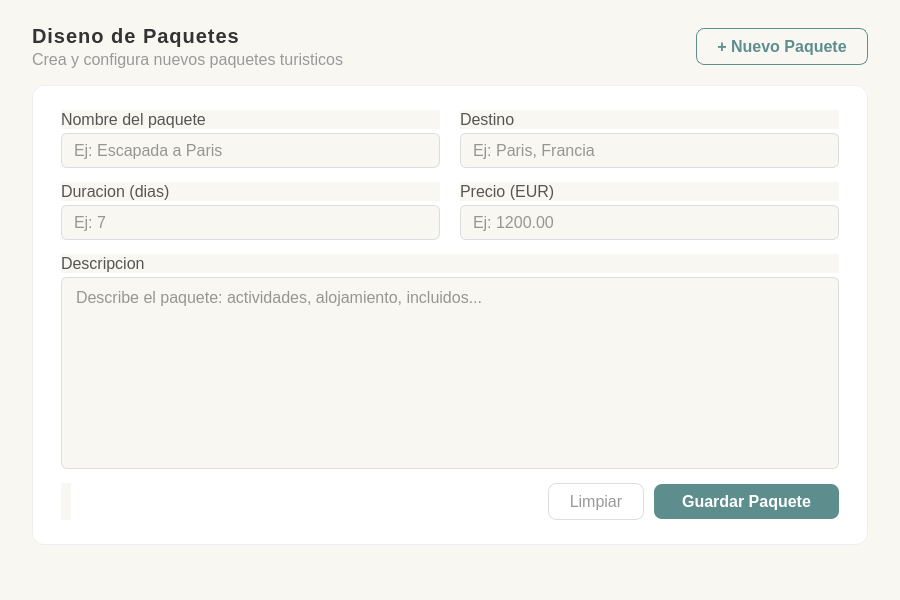
The window that src/vista/ui/vistaDiseno.ui (laraanton/InSo) describes before a commit, drawn with Qt 5.
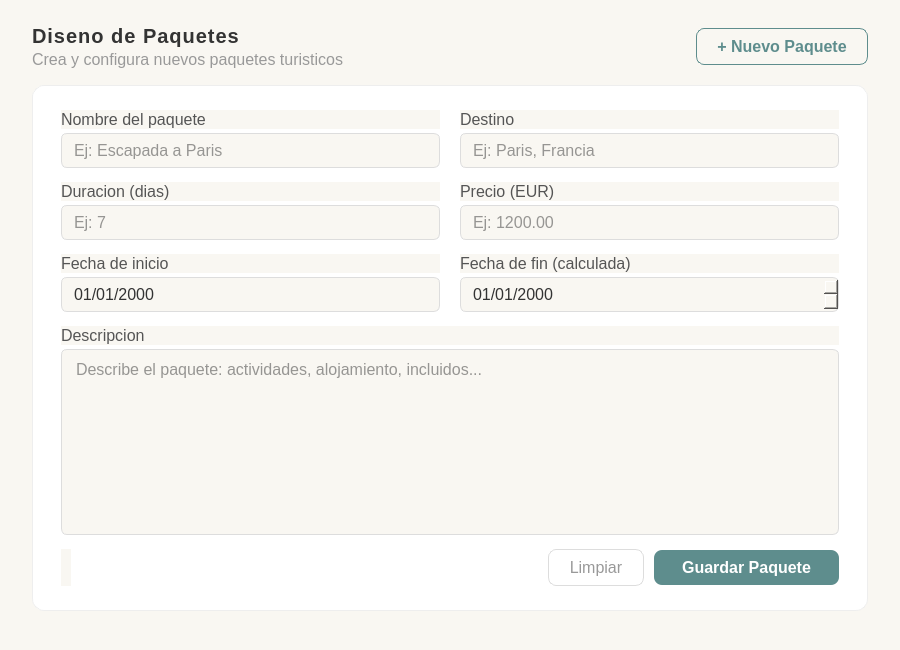
The same window after the commit.

Commit message:
actualizar diseño calculando fecha
Increased font sizes for various UI elements and adjusted layout properties for better spacing and alignment.

Diff of the .ui file:
```diff
--- a/src/vista/ui/vistaDiseno.ui
+++ b/src/vista/ui/vistaDiseno.ui
@@ -3,7 +3,7 @@
  <class>VentanaDiseno</class>
  <widget class="QWidget" name="VentanaDiseno">
   <property name="geometry">
-   <rect><x>0</x><y>0</y><width>900</width><height>600</height></rect>
+   <rect><x>0</x><y>0</y><width>900</width><height>650</height></rect>
   </property>
   <property name="styleSheet">
    <string notr="true">
@@ -18,7 +18,7 @@
     letter-spacing: 1px;
 }
 QLabel#lblSeccionSub {
-    font-size: 11px;
+    font-size: 16px;
     color: #999999;
 }
 QFrame#formCard {
@@ -27,27 +27,30 @@
     border: 1px solid #eeeeee;
 }
 QLabel {
-    font-size: 11px;
+    font-size: 16px;
     color: #555555;
 }
-QLineEdit, QTextEdit {
+QLineEdit, QTextEdit, QDateEdit {
     background-color: #f9f7f2;
     border: 1px solid #dddddd;
     border-radius: 6px;
     padding: 6px 10px;
-    font-size: 11px;
+    font-size: 16px;
     color: #333333;
 }
 QLineEdit:focus, QTextEdit:focus {
     border: 1px solid #5e8d8d;
     background-color: #ffffff;
 }
+QDateEdit::drop-down {
+    border: none;
+}
 QPushButton#btnNuevoPaquete {
     background-color: transparent;
     border: 1px solid #5e8d8d;
     border-radius: 8px;
     padding: 8px 20px;
-    font-size: 11px;
+    font-size: 16px;
     font-weight: bold;
     color: #5e8d8d;
 }
@@ -60,7 +63,7 @@
     border: none;
     border-radius: 8px;
     padding: 8px 28px;
-    font-size: 11px;
+    font-size: 16px;
     font-weight: bold;
     color: white;
 }
@@ -72,7 +75,7 @@
     border: 1px solid #dddddd;
     border-radius: 8px;
     padding: 8px 20px;
-    font-size: 11px;
+    font-size: 16px;
     color: #999999;
 }
 QPushButton#btnLimpiar:hover {
@@ -80,17 +83,9 @@
     color: #e05252;
 }
 QLabel#lblEstado {
-    font-size: 11px;
+    font-size: 16px;
     font-weight: bold;
 }
-QLabel#lblSeccionTitulo { font-size: 20px; }  /* se queda igual */
-QLabel#lblSeccionSub { font-size: 16px; }      /* era 11px */
-QLabel { font-size: 16px; }                    /* era 11px */
-QLineEdit, QTextEdit { font-size: 16px; }      /* era 11px */
-QPushButton#btnNuevoPaquete { font-size: 16px; } /* era 11px */
-QPushButton#btnGuardar { font-size: 16px; }    /* era 11px */
-QPushButton#btnLimpiar { font-size: 16px; }    /* era 11px */
-QLabel#lblEstado { font-size: 16px; }          /* era 11px */
    </string>
   </property>
 
@@ -219,6 +214,46 @@
        </layout>
       </item>
 
+      <!-- Fila 3: Fecha inicio + Fecha fin (calculada) -->
+      <item>
+       <layout class="QHBoxLayout" name="fila3">
+        <property name="spacing"><number>20</number></property>
+        <item>
+         <layout class="QVBoxLayout">
+          <property name="spacing"><number>4</number></property>
+          <item>
+           <widget class="QLabel" name="lblFechaIni">
+            <property name="text"><string>Fecha de inicio</string></property>
+           </widget>
+          </item>
+          <item>
+           <widget class="QDateEdit" name="inputFechaIni">
+            <property name="calendarPopup"><bool>true</bool></property>
+            <property name="displayFormat"><string>dd/MM/yyyy</string></property>
+           </widget>
+          </item>
+         </layout>
+        </item>
+        <item>
+         <layout class="QVBoxLayout">
+          <property name="spacing"><number>4</number></property>
+          <item>
+           <widget class="QLabel" name="lblFechaFin">
+            <property name="text"><string>Fecha de fin (calculada)</string></property>
+           </widget>
+          </item>
+          <item>
+           <widget class="QDateEdit" name="inputFechaFin">
+            <property name="calendarPopup"><bool>false</bool></property>
+            <property name="displayFormat"><string>dd/MM/yyyy</string></property>
+            <property name="readOnly"><bool>true</bool></property>
+           </widget>
+          </item>
+         </layout>
+        </item>
+       </layout>
+      </item>
+
       <!-- Descripcion -->
       <item>
        <layout class="QVBoxLayout">
```
Left out of the diff: 2 changed lines with no effect on the pictures.
